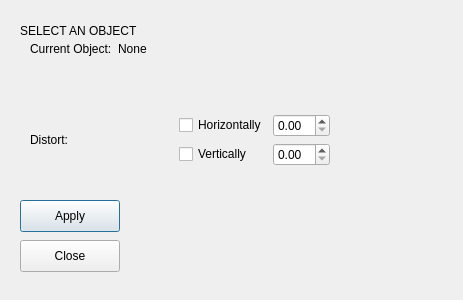
This is PlantGenerator/gui.ui in nMDaas/MayaPlugins as Qt 5 draws it before an edit. The edited form follows.
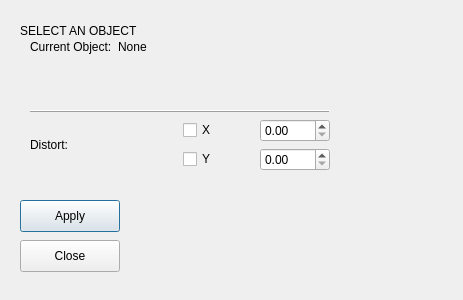
This is the edited form.

```diff
--- a/PlantGenerator/gui.ui
+++ b/PlantGenerator/gui.ui
@@ -70,19 +70,31 @@
                 </item>
 
                 <!-- row 1 -->
-                <item row="1" column="0">
+                <item row="1" column="0" colspan="2">
+                    <widget class="QFrame">
+                        <property name="frameShape">
+                            <enum>QFrame::HLine</enum>
+                        </property>
+                        <property name="frameShadow">
+                            <enum>QFrame::Raised</enum>
+                        </property>
+                    </widget>
+                </item>
+
+                <!-- row 2 -->
+                <item row="2" column="0">
                     <widget class="QLabel" name="label_1">
                         <property name="text">
                             <string>Distort:</string>
                         </property>
                     </widget>
                 </item>
-                <item row="1" column="1">
-                    <layout class="QGridLayout" name="gridLayout_4">
+                <item row="2" column="1">
+                    <layout class="QGridLayout" name="gridLayout_4" >
                         <item row="0" column="0">
                             <widget class="QCheckBox" name="horizontal_checkbox">
                                 <property name="text">
-                                    <string>Horizontally</string>
+                                    <string>X</string>
                                 </property>
                             </widget>
                         </item>
@@ -93,7 +105,7 @@
                         <item row="2" column="0">
                             <widget class="QCheckBox" name="vertical_checkbox">
                                 <property name="text">
-                                    <string>Vertically</string>
+                                    <string>Y</string>
                                 </property>
                             </widget>
                         </item>
```
